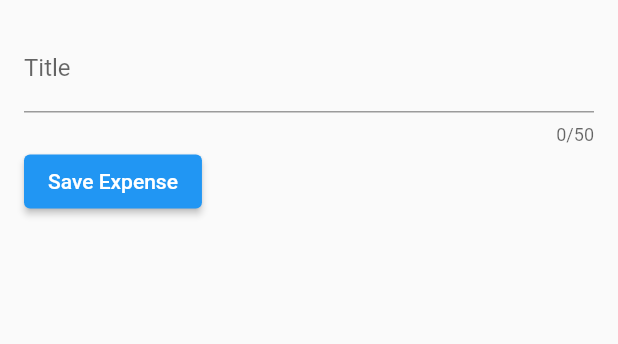
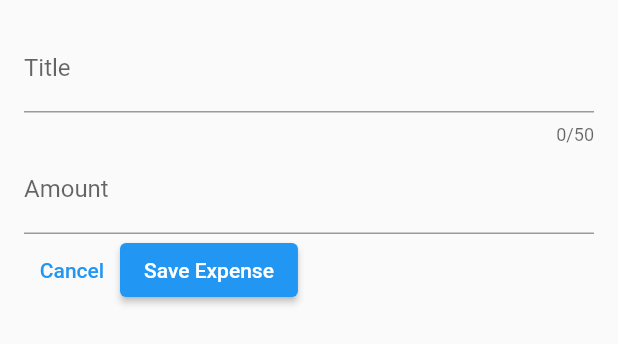
Before and after one commit to newtonkim/expense-tracker, a Flutter app: the NewExpense widget shown alone on an empty page, opened directly, after a tap on "Save Expense", on a phone screen of 412 x 824 dp. Shown: the top 344 px of the screen. Run offline on Flutter 3.47's test engine with Material 2 defaults, Android fonts, the phone set to English and light mode, and no system bars.

Commit message:
add amount biton and textfield

```diff
--- a/lib/widgets/new_expense.dart
+++ b/lib/widgets/new_expense.dart
@@ -11,12 +11,14 @@ class NewExpense extends StatefulWidget {
 
 class _NewExpense extends State<NewExpense> {
 // use text editing controller to handle and store user input
- final _titleInputController = TextEditingController();
+  final _titleInputController = TextEditingController();
+  final _amountInputController = TextEditingController();
 
 // call this method to destroy any user input after storage
- @override
- void dispose() {
+  @override
+  void dispose() {
     _titleInputController.dispose();
+    _amountInputController.dispose();
     super.dispose();
   }
 
@@ -33,16 +35,31 @@ class _NewExpense extends State<NewExpense> {
               label: Text('Title'),
             ),
           ),
+          TextField(
+            controller: _amountInputController,
+            keyboardType: TextInputType.number,
+            decoration: const InputDecoration(
+              prefixText: '\$',
+              label: Text('Amount'),
+            ),
+          ),
           Row(
             children: [
+              TextButton(
+                onPressed: () {
+
+                },
+                child: const Text('Cancel'),
+              ),
               ElevatedButton(
                 onPressed: () {
                   print(_titleInputController.text);
+                   print(_amountInputController.text);
                 },
                 child: const Text('Save Expense'),
-              )
+              ),
             ],
-          )
+          ),
         ],
       ),
     );
```
